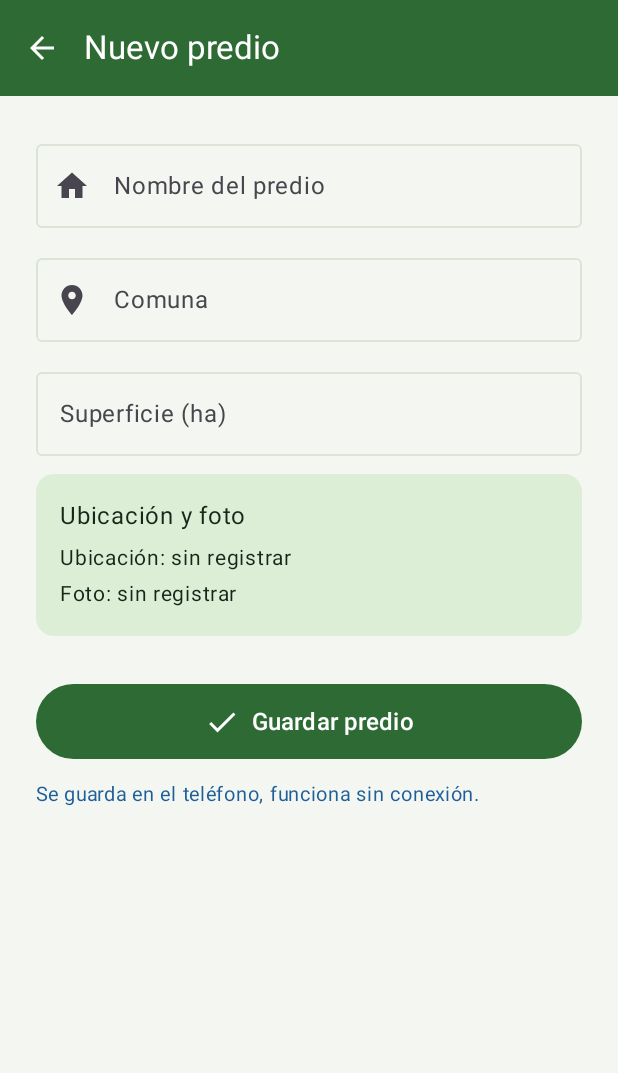
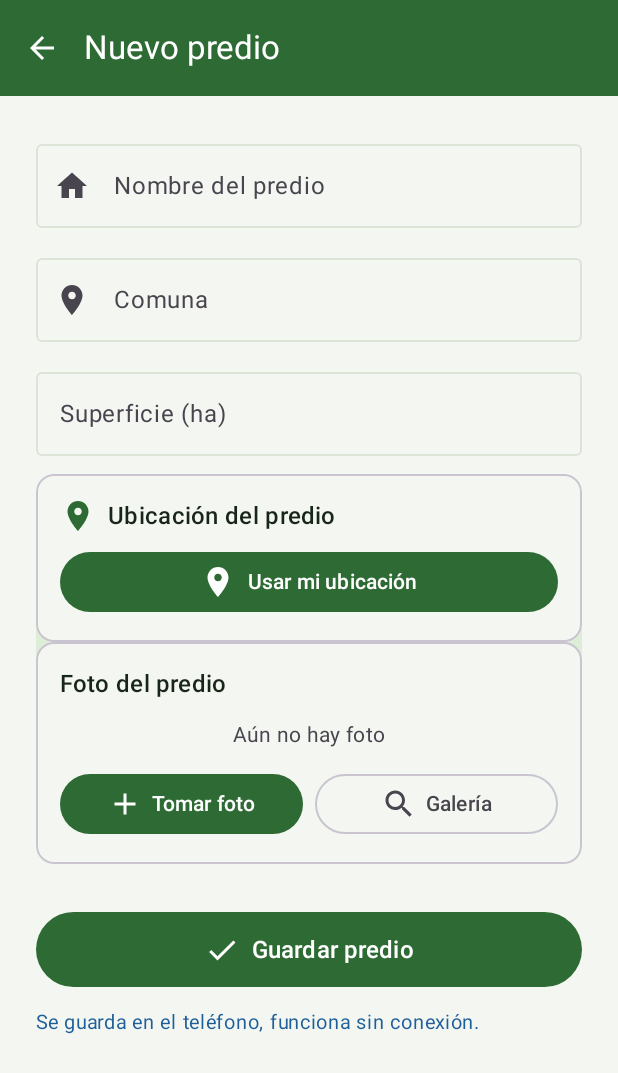
Before and after one commit to matiasfigueroaesc/NutriExpert, an Android app built with Jetpack Compose: the composable PredioFormScreen called with empty values, on a phone screen of 412 x 824 dp. Shown: the top 1073 px of the screen. Run offline under Robolectric (Android 15) with nearby library versions, the phone set to English and light mode, and no system bars; our stand-ins replace Room's generated code.

Commit message:
fix: conectar GPS y cámara al formulario de predio
- Se reemplaza el cuadro 'Ubicación y foto' por UbicacionPredioSection y FotoPredioSection
- La ubicación se guarda con viewModel.onUbicacionChange y la foto con viewModel.onFotoChange
- onFotoChange acepta null para poder quitar la foto
- Los recursos nativos ahora se usan desde el formulario real y se guardan en el predio

```diff
--- a/app/src/main/java/cl/duoc/nutriexpert/ui/views/PredioFormScreen.kt
+++ b/app/src/main/java/cl/duoc/nutriexpert/ui/views/PredioFormScreen.kt
@@ -36,6 +36,8 @@ import androidx.lifecycle.viewmodel.compose.viewModel
 import androidx.navigation.NavHostController
 import cl.duoc.nutriexpert.ui.components.CampoFormulario
 import cl.duoc.nutriexpert.viewmodel.PredioFormViewModel
+import cl.duoc.nutriexpert.ui.components.FotoPredioSection
+import cl.duoc.nutriexpert.ui.components.UbicacionPredioSection
 
 // Formulario para crear (predioId = 0) o editar un predio (RF-09).
 // La pantalla solo dibuja el estado del ViewModel y le avisa lo que hace el usuario.
@@ -118,28 +120,17 @@ fun PredioFormScreen(
                 ),
                 modifier = Modifier.fillMaxWidth()
             ) {
-                Column(modifier = Modifier.padding(16.dp)) {
-                    Text(
-                        text = "Ubicación y foto",
-                        fontSize = 16.sp,
-                        color = MaterialTheme.colorScheme.onSecondaryContainer
-                    )
-                    Spacer(modifier = Modifier.height(4.dp))
-                    Text(
-                        text = if (estado.latitud != null && estado.longitud != null) {
-                            "Ubicación: %.5f, %.5f".format(estado.latitud, estado.longitud)
-                        } else {
-                            "Ubicación: sin registrar"
-                        },
-                        fontSize = 14.sp,
-                        color = MaterialTheme.colorScheme.onSecondaryContainer
-                    )
-                    Text(
-                        text = if (estado.fotoUri != null) "Foto: guardada" else "Foto: sin registrar",
-                        fontSize = 14.sp,
-                        color = MaterialTheme.colorScheme.onSecondaryContainer
-                    )
-                }
+                // Recursos nativos: GPS y cámara/galería
+                UbicacionPredioSection(
+                    latitud = estado.latitud,
+                    longitud = estado.longitud,
+                    onUbicacionObtenida = { lat, lon -> viewModel.onUbicacionChange(lat, lon) }
+                )
+
+                FotoPredioSection(
+                    fotoUri = estado.fotoUri,
+                    onFotoSeleccionada = { viewModel.onFotoChange(it) }
+                )
             }
 
             Spacer(modifier = Modifier.height(8.dp))
--- a/app/src/main/java/cl/duoc/nutriexpert/viewmodel/PredioFormViewModel.kt
+++ b/app/src/main/java/cl/duoc/nutriexpert/viewmodel/PredioFormViewModel.kt
@@ -72,7 +72,8 @@ class PredioFormViewModel(application: Application) : AndroidViewModel(applicati
         estado = estado.copy(latitud = latitud, longitud = longitud)
     }
 
-    fun onFotoChange(uri: String) {
+    // uri = null cuando el usuario quita la foto
+    fun onFotoChange(uri: String?) {
         estado = estado.copy(fotoUri = uri)
     }
 
```
